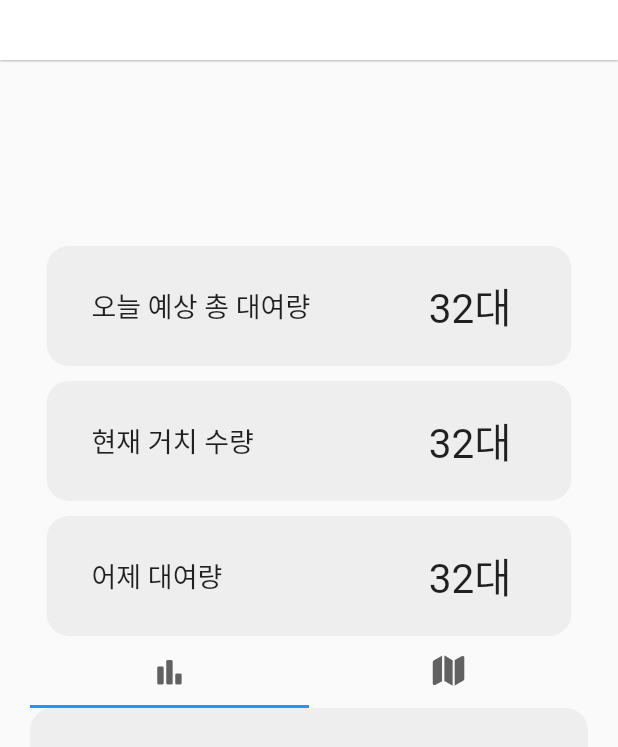
After one commit to altese/projectFlutterBicycle, a Flutter app: the DetailPage screen opened directly, on a phone screen of 412 x 824 dp. The commit adds this screen. Shown: the top 747 px of the screen. Run offline on Flutter 3.47's test engine with Material 2 defaults, Android fonts, the phone set to English and light mode, and no system bars; our stand-ins replace cloud_firestore, curved_navigation_bar, date_format, firebase_auth, firebase_core, fl_chart and 4 more; accounts and stored records are empty; network calls fail.

Commit message:
home2 gesture,detail

```diff
--- a/bicycle_project_app/lib/view/home2.dart
+++ b/bicycle_project_app/lib/view/home2.dart
@@ -3,6 +3,7 @@ import 'dart:convert';
 import 'package:bicycle_project_app/model/message.dart';
 import 'package:bicycle_project_app/model/mystation.dart';
 import 'package:bicycle_project_app/model/weather_static.dart';
+import 'package:bicycle_project_app/view/pages/detail_page.dart';
 import 'package:cloud_firestore/cloud_firestore.dart';
 import 'package:flutter/material.dart';
 import 'package:http/http.dart' as http;
@@ -441,14 +442,16 @@ class _Home2State extends State<Home2> {
         },
         child: GestureDetector(
           onTap: () {
-            // Message.id = doc.id;
-            // Message.snum = doc['snum'];
-            // Message.sparkednum = doc['sparkednum'];
-            // Message.sexpectednum = doc['sexpectednum'];
-            // Navigator.push(
-            //   context,
-            //    MaterialPageRoute(
-            //     builder: (context) => const Update(),),);
+            Message.sname = doc['sname'];
+            Message.snum = doc['snum'];
+            Message.sparkednum = doc['sparkednum'];
+            Message.sexpectednum = doc['sexpectednum'];
+            Navigator.push(
+              context,
+              MaterialPageRoute(
+                builder: (context) => const DetailPage(),
+              ),
+            );
           },
           // 대여소별 리스트 ==========================================
           child: Padding(
@@ -515,14 +518,16 @@ class _Home2State extends State<Home2> {
         },
         child: GestureDetector(
           onTap: () {
-            Message.id = doc.id;
+            Message.sname = doc['sname'];
             Message.snum = doc['snum'];
             Message.sparkednum = doc['sparkednum'];
             Message.sexpectednum = doc['sexpectednum'];
-            // Navigator.push(
-            //   context,
-            //    MaterialPageRoute(
-            //     builder: (context) => const Update(),),);
+            Navigator.push(
+              context,
+              MaterialPageRoute(
+                builder: (context) => const DetailPage(),
+              ),
+            );
           },
           // 대여소별 리스트 ==========================================
           child: Padding(
--- /dev/null
+++ b/bicycle_project_app/lib/view/pages/detail_page.dart
@@ -0,0 +1,227 @@
+import 'package:bicycle_project_app/model/message.dart';
+import 'package:flutter/cupertino.dart';
+import 'package:flutter/material.dart';
+import 'package:flutter/src/widgets/container.dart';
+import 'package:flutter/src/widgets/framework.dart';
+import 'package:google_maps_flutter/google_maps_flutter.dart';
+
+class DetailPage extends StatefulWidget {
+  const DetailPage({super.key});
+
+  @override
+  State<DetailPage> createState() => _DetailPageState();
+}
+
+class _DetailPageState extends State<DetailPage>
+    with SingleTickerProviderStateMixin {
+  late TabController controller;
+  late String id;
+  late String snum;
+  late String sparkednum;
+  late String sexpectednum;
+  late String sname;
+  static const LatLng _kMapCenter = LatLng(37.514575, 127.0495556);
+
+  static const CameraPosition _kInitialPosition =
+      CameraPosition(target: _kMapCenter, zoom: 16.0, tilt: 0, bearing: 0);
+
+  late GoogleMapController _controller;
+
+  void onMapCreated(GoogleMapController controller) async {
+    _controller = controller;
+  }
+
+  late List<Marker> _markers;
+  @override
+  void initState() {
+    // TODO: implement initState
+    super.initState();
+    controller = TabController(length: 2, vsync: this);
+    id = '';
+    snum = Message.snum;
+    sparkednum = Message.sparkednum;
+    sexpectednum = Message.sexpectednum;
+    sname = Message.sname;
+    _markers = [];
+  }
+
+  @override
+  Widget build(BuildContext context) {
+    return Scaffold(
+      appBar: AppBar(
+        backgroundColor: Colors.white,
+        toolbarHeight: 40,
+        // 그림자
+        elevation: 0.5,
+      ),
+      body: Padding(
+        padding: const EdgeInsets.all(20.0),
+        child: Column(
+          children: [
+            Row(
+              children: [
+                Padding(
+                  padding: const EdgeInsets.all(8.0),
+                  child: Text(
+                    snum,
+                    style: TextStyle(fontSize: 25, fontWeight: FontWeight.bold),
+                  ),
+                ),
+              ],
+            ),
+            Row(
+              children: [
+                Text(
+                  sname,
+                  style: TextStyle(
+                    fontSize: 25,
+                  ),
+                ),
+              ],
+            ),
+            SizedBox(
+              height: 30,
+            ),
+            Container(
+              height: 80,
+              width: 350,
+              decoration: BoxDecoration(
+                borderRadius: BorderRadius.circular(15),
+                color: Colors.grey[200],
+              ),
+              child: Row(
+                mainAxisAlignment: MainAxisAlignment.spaceBetween,
+                children: [
+                  Padding(
+                    padding: const EdgeInsets.fromLTRB(30, 0, 0, 0),
+                    child: Text(
+                      '오늘 예상 총 대여량',
+                      style: TextStyle(fontSize: 18),
+                    ),
+                  ),
+                  Padding(
+                    padding: const EdgeInsets.fromLTRB(0, 0, 40, 0),
+                    child: Text(
+                      '32대',
+                      style: TextStyle(fontSize: 27),
+                    ),
+                  )
+                ],
+              ),
+            ),
+            const SizedBox(
+              height: 10,
+            ),
+            //===========================================
+            Container(
+              height: 80,
+              width: 350,
+              decoration: BoxDecoration(
+                borderRadius: BorderRadius.circular(15),
+                color: Colors.grey[200],
+              ),
+              child: Row(
+                mainAxisAlignment: MainAxisAlignment.spaceBetween,
+                children: [
+                  Padding(
+                    padding: const EdgeInsets.fromLTRB(30, 0, 0, 0),
+                    child: Text(
+                      '현재 거치 수량',
+                      style: TextStyle(fontSize: 18),
+                    ),
+                  ),
+                  Padding(
+                    padding: const EdgeInsets.fromLTRB(0, 0, 40, 0),
+                    child: Text(
+                      '32대',
+                      style: TextStyle(fontSize: 27),
+                    ),
+                  )
+                ],
+              ),
+            ),
+            const SizedBox(
+              height: 10,
+            ),
+            //===============================================
+            Container(
+              height: 80,
+              width: 350,
+              decoration: BoxDecoration(
+                borderRadius: BorderRadius.circular(15),
+                color: Colors.grey[200],
+              ),
+              child: Row(
+                mainAxisAlignment: MainAxisAlignment.spaceBetween,
+                children: [
+                  Padding(
+                    padding: const EdgeInsets.fromLTRB(30, 0, 0, 0),
+                    child: Text(
+                      '어제 대여량',
+                      style: TextStyle(fontSize: 18),
+                    ),
+                  ),
+                  Padding(
+                    padding: const EdgeInsets.fromLTRB(0, 0, 40, 0),
+                    child: Text(
+                      '32대',
+                      style: TextStyle(fontSize: 27),
+                    ),
+                  )
+                ],
+              ),
+            ),
+            TabBar(
+              controller: controller,
+              tabs: const [
+                Tab(
+                  icon: Icon(
+                    CupertinoIcons.chart_bar_alt_fill,
+                    color: Color(0xff616161),
+                  ),
+                ),
+                Tab(
+                  icon: Icon(
+                    CupertinoIcons.map_fill,
+                    color: Color(0xff616161),
+                  ),
+                ),
+              ],
+            ),
+            Expanded(
+              child: TabBarView(
+                controller: controller,
+                children: [
+                  Container(
+                    height: 50,
+                    width: 50,
+                    decoration: BoxDecoration(
+                      borderRadius: BorderRadius.circular(15),
+                      color: Colors.grey[200],
+                    ),
+                  ),
+                  Container(
+                    height: 50,
+                    width: 50,
+                    decoration: BoxDecoration(
+                      borderRadius: BorderRadius.circular(15),
+                      color: Colors.grey[200],
+                    ),
+                    child: GoogleMap(
+                      initialCameraPosition: _kInitialPosition,
+                      onMapCreated: onMapCreated,
+                      myLocationEnabled: true,
+                      myLocationButtonEnabled: false,
+                      mapType: MapType.normal,
+                      markers: Set.from(_markers),
+                    ),
+                  ),
+                ],
+              ),
+            )
+          ],
+        ),
+      ),
+    );
+  }
+}
```
